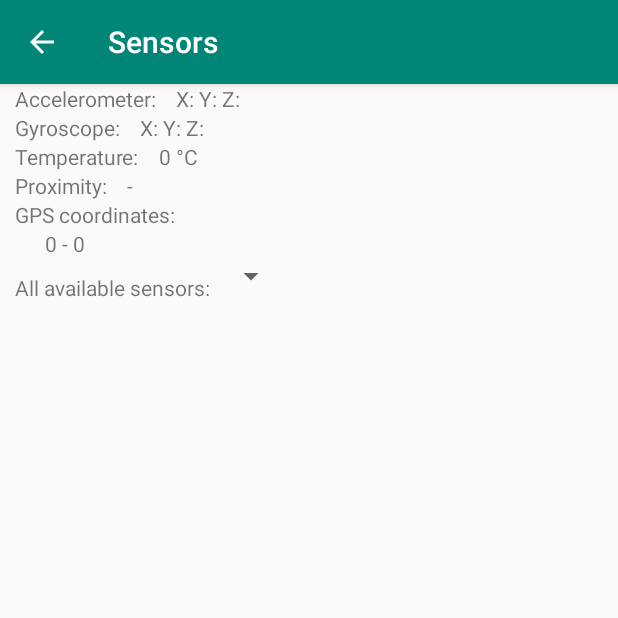
After one commit to ake37/Android, an Android app: the SensorActivity screen opened directly, with no data from a screen before it, on a phone screen of 412 x 824 dp, the top half of it. The commit adds this screen. Run offline under Robolectric (Android 15) with nearby library versions, the phone set to English and light mode, and no system bars.

Commit message:
Laboratoarele 1-6 inclusiv

```diff
--- a/OnlineShop/app/src/main/java/com/example/onlineshop/MainActivity.java
+++ b/OnlineShop/app/src/main/java/com/example/onlineshop/MainActivity.java
@@ -81,8 +81,8 @@ public class MainActivity extends AppCompatActivity implements AdapterView.OnIte
             edit.commit();
 
             //Open dialog to show succesfully message to user
-            LoginDialog dialog = new LoginDialog();
-            dialog.show(getSupportFragmentManager(), "login dialog");
+            //LoginDialog dialog = new LoginDialog();
+            //dialog.show(getSupportFragmentManager(), "login dialog");
         }
 
         preferenceFragment = new PreferenceManager(this);
@@ -139,7 +139,7 @@ public class MainActivity extends AppCompatActivity implements AdapterView.OnIte
         {
             case R.id.Buy:
                 countBoughtItems++;
-                selectedItems.setText("Shopping items: " + countBoughtItems);
+                selectedItems.setText("Selected to buy: " + countBoughtItems);
                 return true;
 
             default:
@@ -166,6 +166,7 @@ public class MainActivity extends AppCompatActivity implements AdapterView.OnIte
                 return true;
 
             case R.id.About:
+                startActivity(new Intent(this, SensorActivity.class));
                 return true;
 
             default:
--- /dev/null
+++ b/OnlineShop/app/src/main/java/com/example/onlineshop/SensorActivity.java
@@ -0,0 +1,198 @@
+package com.example.onlineshop;
+
+import android.Manifest;
+import android.content.Intent;
+import android.content.pm.PackageManager;
+import android.hardware.Sensor;
+import android.hardware.SensorEvent;
+import android.hardware.SensorEventListener;
+import android.hardware.SensorManager;
+import android.location.Location;
+import android.location.LocationListener;
+import android.location.LocationManager;
+import android.os.Bundle;
+import android.provider.Settings;
+import android.widget.ArrayAdapter;
+import android.widget.Spinner;
+import android.widget.TextView;
+
+import androidx.annotation.NonNull;
+import androidx.appcompat.app.ActionBar;
+import androidx.appcompat.app.AppCompatActivity;
+
+import java.util.ArrayList;
+import java.util.List;
+
+public class SensorActivity extends AppCompatActivity {
+
+    private SensorManager mSensorManager;
+    private Sensor mAccelerometer, mGyroscope, mTemperature, mProximity;
+    private SensorEventListener accelerometerEventListener, gyroscopeEventListener, proximityEventListener, temperatureEventListener;
+    private TextView accelerometerSensor, proximitySensor, temperatureSensor, gyroscopeSensor, gpsSensor;
+    private Spinner sensorsSpinner;
+    private ArrayList<String> sensorNameList;
+    private LocationManager locationManager;
+    private LocationListener locationListener;
+
+    @Override
+    protected void onCreate(Bundle savedInstanceState) {
+        super.onCreate(savedInstanceState);
+        setContentView(R.layout.activity_sensors);
+
+        // back arrow
+        ActionBar actionBar = getSupportActionBar();
+        if (actionBar != null) {
+            actionBar.setDisplayHomeAsUpEnabled(true);
+        }
+
+        // initialise sensor manager and sensors
+        mSensorManager = (SensorManager) getSystemService(SENSOR_SERVICE);
+
+        mAccelerometer = mSensorManager.getDefaultSensor(Sensor.TYPE_ACCELEROMETER);
+        mGyroscope = mSensorManager.getDefaultSensor(Sensor.TYPE_GYROSCOPE);
+        mTemperature = mSensorManager.getDefaultSensor(Sensor.TYPE_AMBIENT_TEMPERATURE);
+        mProximity = mSensorManager.getDefaultSensor(Sensor.TYPE_PROXIMITY);
+
+
+        // initialise textviews of sensors
+        accelerometerSensor = findViewById(R.id.valueAccelerometer);
+        gyroscopeSensor = findViewById(R.id.valueGyroscope);
+        temperatureSensor = findViewById(R.id.valueTemperature);
+        proximitySensor = findViewById(R.id.valueProximity);
+        gpsSensor = findViewById(R.id.valueGPS);
+
+        // get available sensors and fill the spinner
+        sensorsSpinner = findViewById(R.id.sensorSpinner);
+        List<Sensor> sensorList = mSensorManager.getSensorList(Sensor.TYPE_ALL);
+        sensorNameList = new ArrayList<>();
+
+        for (Sensor s : sensorList) {
+            sensorNameList.add(s.getName());
+        }
+
+        ArrayAdapter<String> adapter = new ArrayAdapter<String>(this, android.R.layout.simple_list_item_1, sensorNameList);
+        adapter.setDropDownViewResource(android.R.layout.simple_spinner_dropdown_item);
+        sensorsSpinner.setAdapter(adapter);
+
+        // accelerometer
+        accelerometerEventListener = new SensorEventListener() {
+            @Override
+            public void onSensorChanged(SensorEvent event) {
+                accelerometerSensor.setText("X: " + event.values[0] + " Y: " + event.values[1] + " Z: " + event.values[2]);
+            }
+
+            @Override
+            public void onAccuracyChanged(Sensor sensor, int accuracy) {
+
+            }
+        };
+
+        // gyroscope
+        gyroscopeEventListener = new SensorEventListener() {
+            @Override
+            public void onSensorChanged(SensorEvent event) {
+                gyroscopeSensor.setText(String.valueOf(event.values[2]));
+            }
+
+            @Override
+            public void onAccuracyChanged(Sensor sensor, int accuracy) {
+
+            }
+        };
+
+        // temperature
+        temperatureEventListener = new SensorEventListener() {
+            @Override
+            public void onSensorChanged(SensorEvent event) {
+                temperatureSensor.setText(event.values[0] + " °C");
+            }
+
+            @Override
+            public void onAccuracyChanged(Sensor sensor, int accuracy) {
+
+            }
+        };
+
+        // proximity
+        proximityEventListener = new SensorEventListener() {
+            @Override
+            public void onSensorChanged(SensorEvent event) {
+                proximitySensor.setText(event.values[0] + " cm");
+            }
+
+            @Override
+            public void onAccuracyChanged(Sensor sensor, int accuracy) {
+
+            }
+        };
+
+        // GPS
+        locationManager = (LocationManager) getSystemService(LOCATION_SERVICE);
+        locationListener = new LocationListener() {
+            @Override
+            public void onLocationChanged(Location location) {
+                gpsSensor.setText("Lat: " + location.getLatitude() + "\nLong: " + location.getLongitude());
+            }
+
+            @Override
+            public void onStatusChanged(String provider, int status, Bundle extras) {
+
+            }
+
+            @Override
+            public void onProviderEnabled(String provider) {
+
+            }
+
+            @Override
+            public void onProviderDisabled(String provider) {
+                Intent intent = new Intent(Settings.ACTION_LOCATION_SOURCE_SETTINGS);
+                startActivity(intent);
+            }
+        };
+
+        if (checkSelfPermission(Manifest.permission.ACCESS_FINE_LOCATION) != PackageManager.PERMISSION_GRANTED && checkSelfPermission(Manifest.permission.ACCESS_COARSE_LOCATION) != PackageManager.PERMISSION_GRANTED) {
+            requestPermissions(new String[]{
+                Manifest.permission.ACCESS_FINE_LOCATION, Manifest.permission.ACCESS_COARSE_LOCATION, Manifest.permission.INTERNET
+            }, 10);
+            return;
+        }
+
+        setGPS();
+
+    }
+
+    @Override
+    public void onRequestPermissionsResult(int requestCode, @NonNull String[] permissions, @NonNull int[] grantResults) {
+        switch (requestCode)
+        {
+            case 10:
+                if(grantResults.length > 0 && grantResults[0] == PackageManager.PERMISSION_GRANTED)
+                {
+                    setGPS();
+                }
+                return;
+        }
+
+    }
+
+    private void setGPS() {
+        locationManager.requestLocationUpdates("gps", 5000, 0, locationListener);
+    }
+
+    protected void onResume() {
+        super.onResume();
+        mSensorManager.registerListener(accelerometerEventListener, mAccelerometer, SensorManager.SENSOR_DELAY_NORMAL);
+        mSensorManager.registerListener(gyroscopeEventListener, mGyroscope, SensorManager.SENSOR_DELAY_NORMAL);
+        mSensorManager.registerListener(proximityEventListener, mProximity, SensorManager.SENSOR_DELAY_NORMAL);
+        mSensorManager.registerListener(temperatureEventListener, mTemperature, SensorManager.SENSOR_DELAY_NORMAL);
+    }
+
+    protected void onPause() {
+        super.onPause();
+        mSensorManager.unregisterListener(accelerometerEventListener);
+        mSensorManager.unregisterListener(gyroscopeEventListener);
+        mSensorManager.unregisterListener(proximityEventListener);
+        mSensorManager.unregisterListener(temperatureEventListener);
+    }
+}
--- a/OnlineShop/app/src/main/res/layout-land/activity_main.xml
+++ b/OnlineShop/app/src/main/res/layout-land/activity_main.xml
@@ -32,14 +32,15 @@
         android:visibility="visible"
         android:layout_marginLeft="10dp"
         android:layout_marginRight="10dp"
-        android:layout_toRightOf="@id/categorySpinner"
+        android:layout_below="@id/categorySpinner"
         android:text="Shopping items: 0 " />
 
     <ListView
         android:id="@+id/listview"
         android:layout_width="300dp"
         android:layout_height="match_parent"
-        android:layout_marginTop="50dp"
+        android:layout_below="@+id/selectedItems"
+        android:layout_marginTop="10dp"
         />
 
     <View
--- /dev/null
+++ b/OnlineShop/app/src/main/res/layout-land/activity_sensors.xml
@@ -0,0 +1,117 @@
+<?xml version="1.0" encoding="utf-8"?>
+<LinearLayout xmlns:android="http://schemas.android.com/apk/res/android"
+    android:orientation="vertical" android:layout_width="match_parent"
+    android:layout_height="match_parent">
+    tools:context=".SensorActivity">
+
+    <RelativeLayout
+        android:layout_width="match_parent"
+        android:layout_height="match_parent">
+
+        <TextView
+            android:id="@+id/titleAccelerometer"
+            android:layout_width="wrap_content"
+            android:layout_height="wrap_content"
+            android:text="Accelerometer: "
+            android:layout_marginLeft="10dp" />
+
+        <TextView
+            android:id="@+id/valueAccelerometer"
+            android:layout_width="wrap_content"
+            android:layout_height="wrap_content"
+            android:text="X: Y: Z:"
+            android:layout_marginLeft="10dp"
+            android:layout_toRightOf="@id/titleAccelerometer"/>
+
+        <TextView
+            android:id="@+id/titleGyroscope"
+            android:layout_width="wrap_content"
+            android:layout_height="wrap_content"
+            android:text="Gyroscope: "
+            android:layout_below="@id/titleAccelerometer"
+            android:layout_marginLeft="10dp" />
+
+        <TextView
+            android:id="@+id/valueGyroscope"
+            android:layout_width="wrap_content"
+            android:layout_height="wrap_content"
+            android:text="X: Y: Z:"
+            android:layout_marginLeft="10dp"
+            android:layout_below="@id/valueAccelerometer"
+            android:layout_toRightOf="@id/titleGyroscope"/>
+
+        <TextView
+            android:id="@+id/titleTemperature"
+            android:layout_width="wrap_content"
+            android:layout_height="wrap_content"
+            android:text="Temperature: "
+            android:layout_below="@id/titleGyroscope"
+            android:layout_marginLeft="10dp" />
+
+        <TextView
+            android:id="@+id/valueTemperature"
+            android:layout_width="wrap_content"
+            android:layout_height="wrap_content"
+            android:text="0 °C"
+            android:layout_marginLeft="10dp"
+            android:layout_below="@id/valueGyroscope"
+            android:layout_toRightOf="@id/titleTemperature"/>
+
+
+        <TextView
+            android:id="@+id/titleProximity"
+            android:layout_width="wrap_content"
+            android:layout_height="wrap_content"
+            android:text="Proximity: "
+            android:layout_below="@id/titleTemperature"
+            android:layout_marginLeft="10dp" />
+
+        <TextView
+            android:id="@+id/valueProximity"
+            android:layout_width="wrap_content"
+            android:layout_height="wrap_content"
+            android:text="-"
+            android:layout_marginLeft="10dp"
+            android:layout_below="@id/valueTemperature"
+            android:layout_toRightOf="@id/titleProximity"/>
+
+
+        <TextView
+            android:id="@+id/titleGPS"
+            android:layout_width="wrap_content"
+            android:layout_height="wrap_content"
+            android:text="GPS coordinates: "
+            android:layout_below="@id/titleProximity"
+            android:layout_marginLeft="10dp" />
+
+        <TextView
+            android:id="@+id/valueGPS"
+            android:layout_width="wrap_content"
+            android:layout_height="wrap_content"
+            android:text="0 - 0"
+            android:layout_marginLeft="30dp"
+            android:layout_below="@id/titleGPS"/>
+
+        <TextView
+            android:id="@+id/sensorsTitle"
+            android:layout_width="wrap_content"
+            android:layout_height="wrap_content"
+            android:visibility="visible"
+            android:layout_below="@+id/valueGPS"
+            android:layout_marginLeft="10dp"
+            android:layout_marginTop="10dp"
+            android:text="All available sensors: " />
+
+        <Spinner
+            android:id="@+id/sensorSpinner"
+            android:scrollbarSize="20dp"
+            android:layout_width="wrap_content"
+            android:layout_height="wrap_content"
+            android:layout_below="@id/valueGPS"
+            android:layout_toRightOf="@+id/sensorsTitle"
+            />
+
+
+    </RelativeLayout>
+
+</LinearLayout>
--- a/OnlineShop/app/src/main/res/layout/activity_main.xml
+++ b/OnlineShop/app/src/main/res/layout/activity_main.xml
@@ -33,14 +33,15 @@
         android:visibility="visible"
         android:layout_marginLeft="10dp"
         android:layout_marginRight="10dp"
-        android:layout_toRightOf="@id/categorySpinner"
+        android:layout_below="@id/categorySpinner"
         android:text="Shopping items: 0 " />
 
     <ListView
         android:id="@+id/listview"
         android:layout_width="match_parent"
         android:layout_height="290dp"
-        android:layout_marginTop="50dp"/>
+        android:layout_below="@+id/selectedItems"
+        android:layout_marginTop="10dp"/>
 
     <View
         android:id="@+id/horizontalLine"
--- /dev/null
+++ b/OnlineShop/app/src/main/res/layout/activity_sensors.xml
@@ -0,0 +1,118 @@
+<?xml version="1.0" encoding="utf-8"?>
+<androidx.constraintlayout.widget.ConstraintLayout xmlns:android="http://schemas.android.com/apk/res/android"
+    xmlns:app="http://schemas.android.com/apk/res-auto"
+    xmlns:tools="http://schemas.android.com/tools"
+    android:layout_width="match_parent"
+    android:layout_height="match_parent"
+    tools:context=".SensorActivity">
+
+    <RelativeLayout
+        android:layout_width="match_parent"
+        android:layout_height="match_parent">
+
+        <TextView
+            android:id="@+id/titleAccelerometer"
+            android:layout_width="wrap_content"
+            android:layout_height="wrap_content"
+            android:text="Accelerometer: "
+            android:layout_marginLeft="10dp" />
+
+        <TextView
+            android:id="@+id/valueAccelerometer"
+            android:layout_width="wrap_content"
+            android:layout_height="wrap_content"
+            android:text="X: Y: Z:"
+            android:layout_marginLeft="10dp"
+            android:layout_toRightOf="@id/titleAccelerometer"/>
+
+        <TextView
+            android:id="@+id/titleGyroscope"
+            android:layout_width="wrap_content"
+            android:layout_height="wrap_content"
+            android:text="Gyroscope: "
+            android:layout_below="@id/titleAccelerometer"
+            android:layout_marginLeft="10dp" />
+
+        <TextView
+            android:id="@+id/valueGyroscope"
+            android:layout_width="wrap_content"
+            android:layout_height="wrap_content"
+            android:text="X: Y: Z:"
+            android:layout_marginLeft="10dp"
+            android:layout_below="@id/valueAccelerometer"
+            android:layout_toRightOf="@id/titleGyroscope"/>
+
+        <TextView
+            android:id="@+id/titleTemperature"
+            android:layout_width="wrap_content"
+            android:layout_height="wrap_content"
+            android:text="Temperature: "
+            android:layout_below="@id/titleGyroscope"
+            android:layout_marginLeft="10dp" />
+
+        <TextView
+            android:id="@+id/valueTemperature"
+            android:layout_width="wrap_content"
+            android:layout_height="wrap_content"
+            android:text="0 °C"
+            android:layout_marginLeft="10dp"
+            android:layout_below="@id/valueGyroscope"
+            android:layout_toRightOf="@id/titleTemperature"/>
+
+
+        <TextView
+            android:id="@+id/titleProximity"
+            android:layout_width="wrap_content"
+            android:layout_height="wrap_content"
+            android:text="Proximity: "
+            android:layout_below="@id/titleTemperature"
+            android:layout_marginLeft="10dp" />
+
+        <TextView
+            android:id="@+id/valueProximity"
+            android:layout_width="wrap_content"
+            android:layout_height="wrap_content"
+            android:text="-"
+            android:layout_marginLeft="10dp"
+            android:layout_below="@id/valueTemperature"
+            android:layout_toRightOf="@id/titleProximity"/>
+
+
+        <TextView
+            android:id="@+id/titleGPS"
+            android:layout_width="wrap_content"
+            android:layout_height="wrap_content"
+            android:text="GPS coordinates: "
+            android:layout_below="@id/titleProximity"
+            android:layout_marginLeft="10dp" />
+
+        <TextView
+            android:id="@+id/valueGPS"
+            android:layout_width="wrap_content"
+            android:layout_height="wrap_content"
+            android:text="0 - 0"
+            android:layout_marginLeft="30dp"
+            android:layout_below="@id/titleGPS"/>
+
+        <TextView
+            android:id="@+id/sensorsTitle"
+            android:layout_width="wrap_content"
+            android:layout_height="wrap_content"
+            android:visibility="visible"
+            android:layout_below="@+id/valueGPS"
+            android:layout_marginLeft="10dp"
+            android:layout_marginTop="10dp"
+            android:text="All available sensors: " />
+
+        <Spinner
+            android:id="@+id/sensorSpinner"
+            android:scrollbarSize="20dp"
+            android:layout_width="wrap_content"
+            android:layout_height="wrap_content"
+            android:layout_below="@id/valueGPS"
+            android:layout_toRightOf="@+id/sensorsTitle"
+            />
+
+
+    </RelativeLayout>
+</androidx.constraintlayout.widget.ConstraintLayout>
--- a/OnlineShop/app/src/main/res/values/strings.xml
+++ b/OnlineShop/app/src/main/res/values/strings.xml
@@ -21,7 +21,7 @@
     <string name="settingsItemMenu">Settings</string>
     <string name="helpItemMenu">Help</string>
     <string name="shareItemMenu">Share</string>
-    <string name="aboutItemMenu">About</string>
+    <string name="aboutItemMenu">About sensors</string>
 
     <!-- Messages Preferences -->
     <string name="signature_title">Your signature</string>
```
Also changed, not shown: OnlineShop/app/src/main/AndroidManifest.xml (+13 -3 lines).
